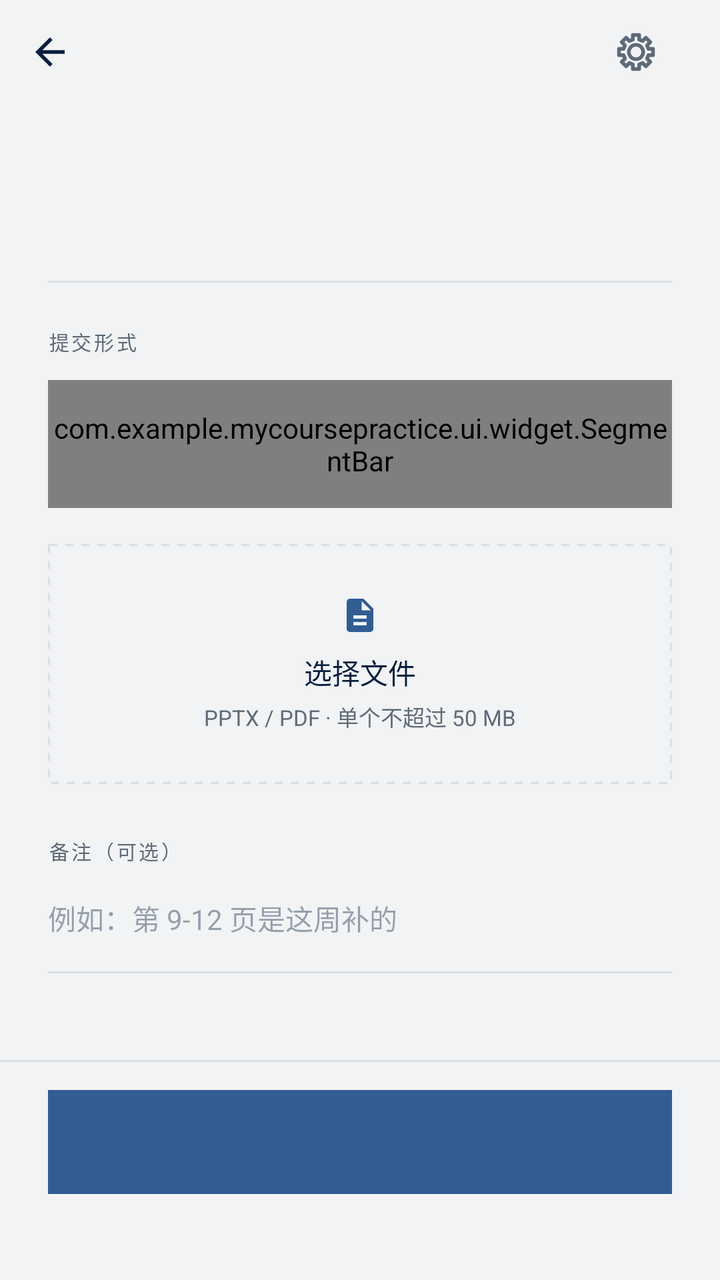
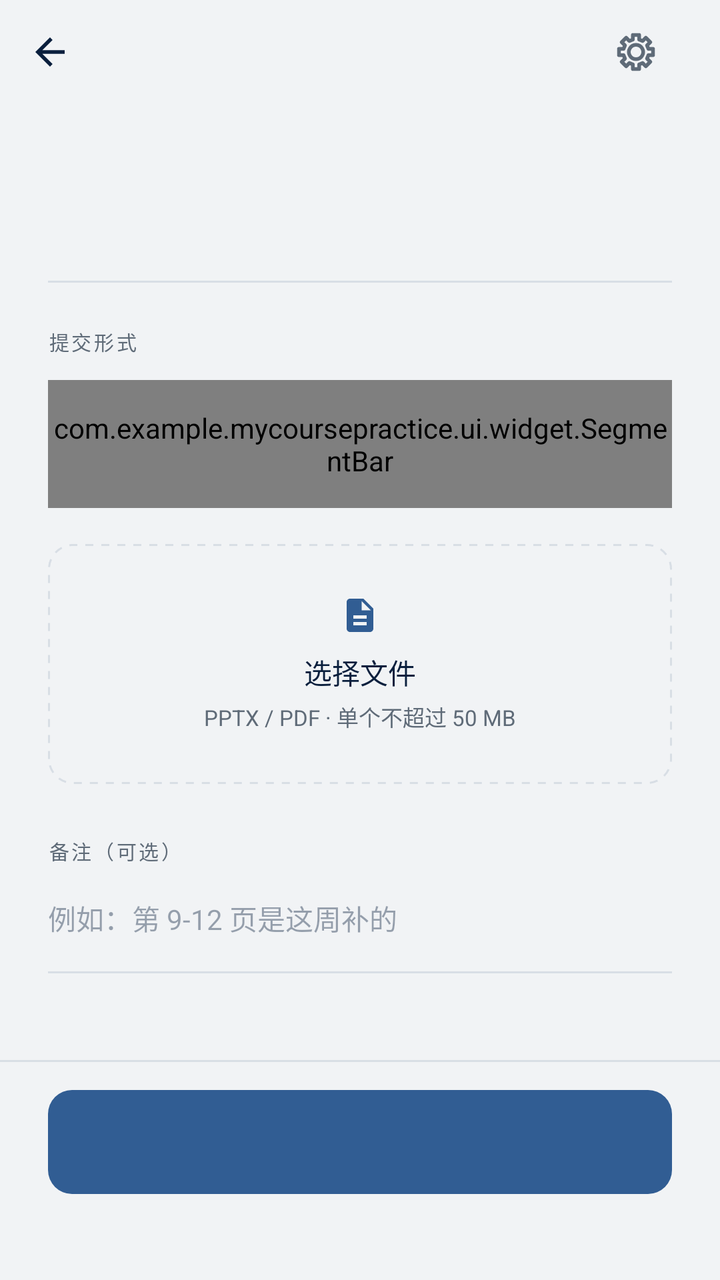

An Android layout rendered at two revisions. The XML below is the earlier revision; the diff shows what the commit changed to produce the second picture.
<!-- AndroidManifest.xml: application theme Theme.MyCoursePractice -->
<!-- res/layout/fragment_submit.xml -->
<?xml version="1.0" encoding="utf-8"?>
<LinearLayout xmlns:android="http://schemas.android.com/apk/res/android"
    android:layout_width="match_parent"
    android:layout_height="match_parent"
    android:background="@color/paper"
    android:orientation="vertical">

    <include
        layout="@layout/view_back_bar"
        android:layout_width="match_parent"
        android:layout_height="52dp" />

    <ScrollView
        android:layout_width="match_parent"
        android:layout_height="0dp"
        android:layout_weight="1"
        android:clipToPadding="false"
        android:scrollbars="none">

        <LinearLayout
            android:layout_width="match_parent"
            android:layout_height="wrap_content"
            android:orientation="vertical"
            android:paddingStart="24dp"
            android:paddingEnd="24dp"
            android:paddingBottom="24dp">

            <TextView
                android:id="@+id/itemLabel"
                style="@style/Micro"
                android:layout_width="match_parent"
                android:layout_height="wrap_content"
                android:layout_marginTop="6dp" />

            <TextView
                android:id="@+id/titleText"
                style="@style/Headline"
                android:layout_width="match_parent"
                android:layout_height="wrap_content"
                android:layout_marginTop="8dp" />

            <TextView
                android:id="@+id/metaText"
                style="@style/Meta"
                android:layout_width="match_parent"
                android:layout_height="wrap_content"
                android:layout_marginTop="8dp" />

            <View
                android:layout_width="match_parent"
                android:layout_height="1dp"
                android:layout_marginTop="18dp"
                android:background="@color/line" />

            <TextView
                style="@style/Micro"
                android:layout_width="match_parent"
                android:layout_height="wrap_content"
                android:layout_marginTop="22dp"
                android:text="提交形式" />

            <com.example.mycoursepractice.ui.widget.SegmentBar
                android:id="@+id/mode"
                android:layout_width="match_parent"
                android:layout_height="64dp"
                android:layout_marginTop="12dp" />

            <FrameLayout
                android:id="@+id/panels"
                android:layout_width="match_parent"
                android:layout_height="wrap_content"
                android:layout_marginTop="18dp">

                <LinearLayout
                    android:id="@+id/filePanel"
                    android:layout_width="match_parent"
                    android:layout_height="wrap_content"
                    android:orientation="vertical">

                    <LinearLayout
                        android:id="@+id/dropZone"
                        android:layout_width="match_parent"
                        android:layout_height="120dp"
                        android:background="@drawable/bg_dashed"
                        android:clickable="true"
                        android:focusable="true"
                        android:gravity="center"
                        android:orientation="vertical">

                        <ImageView
                            android:layout_width="20dp"
                            android:layout_height="20dp"
                            android:importantForAccessibility="no"
                            android:src="@drawable/ic_doc"
                            android:tint="@color/accent" />

                        <TextView
                            android:layout_width="wrap_content"
                            android:layout_height="wrap_content"
                            android:layout_marginTop="8dp"
                            android:fontFamily="sans-serif-medium"
                            android:text="选择文件"
                            android:textColor="@color/ink"
                            android:textSize="14sp" />

                        <TextView
                            style="@style/Meta"
                            android:layout_width="wrap_content"
                            android:layout_height="wrap_content"
                            android:layout_marginTop="4dp"
                            android:text="PPTX / PDF · 单个不超过 50 MB" />
                    </LinearLayout>

                    <LinearLayout
                        android:id="@+id/pickerPanel"
                        android:layout_width="match_parent"
                        android:layout_height="wrap_content"
                        android:layout_marginTop="10dp"
                        android:background="@drawable/bg_sheet_border"
                        android:orientation="vertical"
                        android:paddingStart="16dp"
                        android:paddingTop="4dp"
                        android:paddingEnd="16dp"
                        android:paddingBottom="4dp"
                        android:visibility="gone" />

                    <LinearLayout
                        android:id="@+id/filePicked"
                        android:layout_width="match_parent"
                        android:layout_height="wrap_content"
                        android:background="@drawable/bg_sheet_border"
                        android:gravity="center_vertical"
                        android:orientation="horizontal"
                        android:padding="16dp"
                        android:visibility="gone">

                        <ImageView
                            android:layout_width="18dp"
                            android:layout_height="18dp"
                            android:importantForAccessibility="no"
                            android:src="@drawable/ic_doc"
                            android:tint="@color/accent" />

                        <LinearLayout
                            android:layout_width="0dp"
                            android:layout_height="wrap_content"
                            android:layout_marginStart="12dp"
                            android:layout_weight="1"
                            android:orientation="vertical">

                            <TextView
                                android:id="@+id/pickedName"
                                android:layout_width="match_parent"
                                android:layout_height="wrap_content"
                                android:ellipsize="middle"
                                android:fontFamily="sans-serif-medium"
                                android:singleLine="true"
                                android:textColor="@color/ink"
                                android:textSize="14sp" />

                            <TextView
                                android:id="@+id/pickedMeta"
                                style="@style/Meta"
                                android:layout_width="match_parent"
                                android:layout_height="wrap_content"
                                android:layout_marginTop="3dp" />
                        </LinearLayout>

                        <TextView
                            android:id="@+id/pickedClear"
                            style="@style/Micro"
                            android:layout_width="wrap_content"
                            android:layout_height="wrap_content"
                            android:padding="8dp"
                            android:text="移除" />
                    </LinearLayout>
                </LinearLayout>

                <LinearLayout
                    android:id="@+id/linkPanel"
                    android:layout_width="match_parent"
                    android:layout_height="wrap_content"
                    android:orientation="vertical"
                    android:visibility="gone">

                    <EditText
                        android:id="@+id/linkField"
                        style="@style/Field"
                        android:layout_width="match_parent"
                        android:layout_height="wrap_content"
                        android:hint="粘贴链接，例如 https://..."
                        android:imeOptions="actionDone"
                        android:inputType="textUri"
                        android:minHeight="52dp"
                        android:singleLine="true" />

                    <TextView
                        style="@style/Meta"
                        android:layout_width="match_parent"
                        android:layout_height="wrap_content"
                        android:layout_marginTop="8dp"
                        android:text="支持 Moodle / OneDrive / 腾讯文档 · 需确认人能打开" />
                </LinearLayout>

                <LinearLayout
                    android:id="@+id/textPanel"
                    android:layout_width="match_parent"
                    android:layout_height="wrap_content"
                    android:orientation="vertical"
                    android:visibility="gone">

                    <EditText
                        android:id="@+id/textField"
                        style="@style/Field"
                        android:layout_width="match_parent"
                        android:layout_height="wrap_content"
                        android:gravity="top|start"
                        android:hint="写清楚交付了什么、在哪里、怎么验收"
                        android:inputType="textMultiLine"
                        android:minHeight="140dp" />
                </LinearLayout>
            </FrameLayout>

            <TextView
                style="@style/Micro"
                android:layout_width="match_parent"
                android:layout_height="wrap_content"
                android:layout_marginTop="26dp"
                android:text="备注（可选）" />

            <EditText
                android:id="@+id/noteField"
                style="@style/Field"
                android:layout_width="match_parent"
                android:layout_height="wrap_content"
                android:layout_marginTop="6dp"
                android:hint="例如：第 9-12 页是这周补的"
                android:imeOptions="actionDone"
                android:inputType="textMultiLine"
                android:maxLines="3"
                android:minHeight="48dp" />

            <TextView
                android:id="@+id/warnText"
                style="@style/MicroOchre"
                android:layout_width="match_parent"
                android:layout_height="wrap_content"
                android:layout_marginTop="16dp"
                android:text="请先填入提交内容"
                android:visibility="gone" />
        </LinearLayout>
    </ScrollView>

    <View
        android:layout_width="match_parent"
        android:layout_height="1dp"
        android:background="@color/line" />

    <LinearLayout
        android:layout_width="match_parent"
        android:layout_height="wrap_content"
        android:background="@color/paper"
        android:orientation="vertical"
        android:paddingStart="24dp"
        android:paddingTop="14dp"
        android:paddingEnd="24dp"
        android:paddingBottom="18dp">

        <TextView
            android:id="@+id/cta"
            style="@style/BtnPrimary"
            android:layout_width="match_parent"
            android:layout_height="52dp" />

        <TextView
            android:id="@+id/footerNote"
            style="@style/Meta"
            android:layout_width="match_parent"
            android:layout_height="wrap_content"
            android:layout_marginTop="12dp"
            android:gravity="center" />
    </LinearLayout>
</LinearLayout>
<!-- res/layout/view_back_bar.xml (included above) -->
<?xml version="1.0" encoding="utf-8"?>
<LinearLayout xmlns:android="http://schemas.android.com/apk/res/android"
    android:id="@+id/backBar"
    android:layout_width="match_parent"
    android:layout_height="52dp"
    android:background="?attr/selectableItemBackground"
    android:clickable="true"
    android:focusable="true"
    android:gravity="center_vertical"
    android:orientation="horizontal"
    android:paddingStart="14dp"
    android:paddingEnd="24dp">

    <ImageView
        android:id="@+id/backIcon"
        android:layout_width="22dp"
        android:layout_height="22dp"
        android:importantForAccessibility="no"
        android:src="@drawable/ic_back"
        android:tint="@color/ink" />

    <TextView
        android:id="@+id/backLabel"
        style="@style/Micro"
        android:layout_width="wrap_content"
        android:layout_height="wrap_content"
        android:layout_marginStart="10dp" />

    <View
        android:layout_width="0dp"
        android:layout_height="1dp"
        android:layout_weight="1" />

    <TextView
        android:id="@+id/trailingStamp"
        style="@style/Stamp"
        android:layout_width="wrap_content"
        android:layout_height="wrap_content"
        android:visibility="gone" />

    <ImageView
        android:id="@+id/appSettings"
        android:layout_width="36dp"
        android:layout_height="36dp"
        android:layout_marginStart="8dp"
        android:background="?attr/selectableItemBackgroundBorderless"
        android:clickable="true"
        android:contentDescription="设置"
        android:focusable="true"
        android:padding="7dp"
        android:src="@drawable/ic_gear"
        android:tint="@color/muted" />
</LinearLayout>
<!-- resources referenced by this layout -->
<resources>
  <color name="accent">#315D93</color>
  <color name="ink">#0A1F3D</color>
  <color name="line">#D8DEE5</color>
  <color name="muted">#5F6B78</color>
  <color name="paper">#F1F3F5</color>
  <!-- drawable bg_dashed (drawable) -->
  <?xml version="1.0" encoding="utf-8"?>
  <shape xmlns:android="http://schemas.android.com/apk/res/android" android:shape="rectangle">
      <solid android:color="@android:color/transparent" />
      <corners android:radius="0dp" />
      <stroke
          android:width="1dp"
          android:color="@color/line"
          android:dashWidth="4dp"
          android:dashGap="4dp" />
  </shape>
  <!-- drawable bg_sheet_border (drawable) -->
  <?xml version="1.0" encoding="utf-8"?>
  <shape xmlns:android="http://schemas.android.com/apk/res/android" android:shape="rectangle">
      <solid android:color="@color/sheet" />
      <stroke android:width="1dp" android:color="@color/line" />
  </shape>
  <!-- drawable ic_back (drawable) -->
  <vector xmlns:android="http://schemas.android.com/apk/res/android"
      android:width="24dp"
      android:height="24dp"
      android:viewportWidth="24"
      android:viewportHeight="24">
      <path
          android:fillColor="@color/ink"
          android:pathData="M20,11H7.83l5.59,-5.59L12,4l-8,8 8,8 1.41,-1.41L7.83,13H20v-2z" />
  </vector>
  <style name="Headline">
          <item name="android:textSize">20sp</item>
          <item name="android:textColor">@color/ink</item>
          <item name="android:fontFamily">serif</item>
          <item name="android:includeFontPadding">false</item>
      </style>
  <style name="Meta">
          <item name="android:textSize">11sp</item>
          <item name="android:textColor">@color/muted</item>
          <item name="android:fontFamily">sans-serif</item>
          <item name="android:includeFontPadding">false</item>
      </style>
  <style name="Micro">
          <item name="android:textSize">10sp</item>
          <item name="android:letterSpacing">0.12</item>
          <item name="android:textColor">@color/muted</item>
          <item name="android:fontFamily">sans-serif</item>
          <item name="android:includeFontPadding">false</item>
      </style>
  <style name="MicroOchre">
          <item name="android:textSize">10sp</item>
          <item name="android:letterSpacing">0.12</item>
          <item name="android:textColor">@color/ochre</item>
          <item name="android:fontFamily">sans-serif-medium</item>
          <item name="android:includeFontPadding">false</item>
      </style>
  <style name="Theme.MyCoursePractice" parent="Base.Theme.MyCoursePractice" />
  <color name="sheet">#FFFFFF</color>
  <!-- drawable bg_stamp_filled (drawable) -->
  <?xml version="1.0" encoding="utf-8"?>
  <shape xmlns:android="http://schemas.android.com/apk/res/android" android:shape="rectangle">
      <solid android:color="@color/accent" />
      <corners android:radius="0dp" />
  </shape>
  <!-- drawable bg_field_line (drawable) -->
  <?xml version="1.0" encoding="utf-8"?>
  <layer-list xmlns:android="http://schemas.android.com/apk/res/android">
      <item android:gravity="bottom" android:height="1dp">
          <shape android:shape="rectangle">
              <solid android:color="@color/line" />
          </shape>
      </item>
  </layer-list>
  <color name="ink_40">#660A1F3D</color>
  <color name="ochre">#B4472E</color>
  <!-- drawable bg_stamp (drawable) -->
  <?xml version="1.0" encoding="utf-8"?>
  <shape xmlns:android="http://schemas.android.com/apk/res/android" android:shape="rectangle">
      <solid android:color="@android:color/transparent" />
      <stroke android:width="1dp" android:color="@color/line" />
      <corners android:radius="0dp" />
  </shape>
  <color name="accent_wash">#E4EAF2</color>
  <!-- unchanged entries left out for length: 6 -->
</resources>

<!-- the commit's change to res/layout/fragment_submit.xml (unified diff, before → after) -->
@@ -25,6 +25,12 @@
             android:paddingEnd="24dp"
             android:paddingBottom="24dp">
 
+            <LinearLayout
+                android:id="@+id/analysisPanel"
+                android:layout_width="match_parent"
+                android:layout_height="wrap_content"
+                android:orientation="vertical"
+                android:visibility="gone" />
             <TextView
                 android:id="@+id/itemLabel"
                 style="@style/Micro"
<!-- resource entries referenced after the edit -->
@@ -9,7 +9,7 @@
   <?xml version="1.0" encoding="utf-8"?>
   <shape xmlns:android="http://schemas.android.com/apk/res/android" android:shape="rectangle">
       <solid android:color="@android:color/transparent" />
-      <corners android:radius="0dp" />
+      <corners android:radius="12dp" />
       <stroke
           android:width="1dp"
           android:color="@color/line"
@@ -21,6 +21,7 @@
   <shape xmlns:android="http://schemas.android.com/apk/res/android" android:shape="rectangle">
       <solid android:color="@color/sheet" />
       <stroke android:width="1dp" android:color="@color/line" />
+      <corners android:radius="12dp" />
   </shape>
   <!-- drawable ic_back (drawable) -->
   <vector xmlns:android="http://schemas.android.com/apk/res/android"
@@ -64,7 +65,7 @@
   <?xml version="1.0" encoding="utf-8"?>
   <shape xmlns:android="http://schemas.android.com/apk/res/android" android:shape="rectangle">
       <solid android:color="@color/accent" />
-      <corners android:radius="0dp" />
+      <corners android:radius="12dp" />
   </shape>
   <!-- drawable bg_field_line (drawable) -->
   <?xml version="1.0" encoding="utf-8"?>
@@ -82,7 +83,7 @@
   <shape xmlns:android="http://schemas.android.com/apk/res/android" android:shape="rectangle">
       <solid android:color="@android:color/transparent" />
       <stroke android:width="1dp" android:color="@color/line" />
-      <corners android:radius="0dp" />
+      <corners android:radius="12dp" />
   </shape>
   <color name="accent_wash">#E4EAF2</color>
   <!-- unchanged entries left out for length: 6 -->
